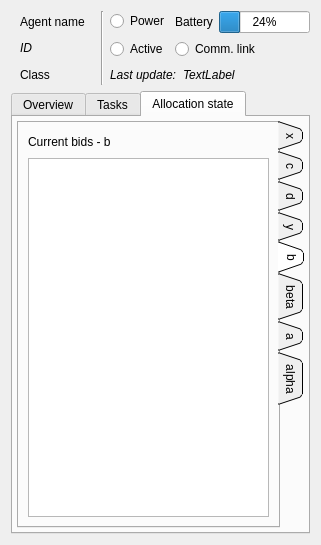
Qt form gcs_mission_interface/resources/uis/robot_overview.ui (vguillet/gcs_mission_interface) before a commit.
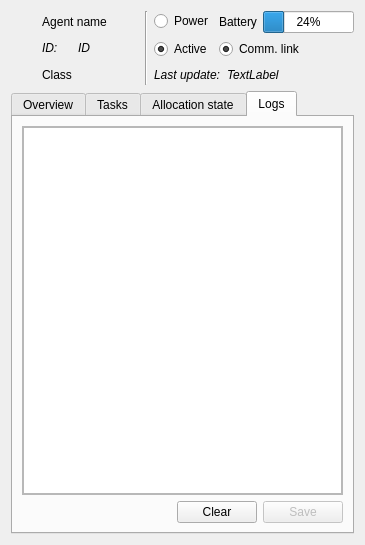
The same form after that commit. The open tabs and pages were chosen to show the change.

The edit to the form file:
```diff
--- a/gcs_mission_interface/resources/uis/robot_overview.ui
+++ b/gcs_mission_interface/resources/uis/robot_overview.ui
@@ -6,7 +6,7 @@
    <rect>
     <x>0</x>
     <y>0</y>
-    <width>321</width>
+    <width>365</width>
     <height>545</height>
    </rect>
   </property>
@@ -36,14 +36,28 @@
          <property name="text">
           <string>Agent name</string>
          </property>
+         <property name="alignment">
+          <set>Qt::AlignCenter</set>
+         </property>
         </widget>
        </item>
        <item>
-        <widget class="QLabel" name="label_agent_id">
-         <property name="text">
-          <string>&lt;html&gt;&lt;head/&gt;&lt;body&gt;&lt;p&gt;&lt;span style=&quot; font-style:italic;&quot;&gt;ID&lt;/span&gt;&lt;/p&gt;&lt;/body&gt;&lt;/html&gt;</string>
-         </property>
-        </widget>
+        <layout class="QHBoxLayout" name="horizontalLayout_12">
+         <item>
+          <widget class="QLabel" name="label_12">
+           <property name="text">
+            <string>&lt;html&gt;&lt;head/&gt;&lt;body&gt;&lt;p&gt;&lt;span style=&quot; font-style:italic;&quot;&gt;ID:&lt;/span&gt;&lt;/p&gt;&lt;/body&gt;&lt;/html&gt;</string>
+           </property>
+          </widget>
+         </item>
+         <item>
+          <widget class="QLabel" name="label_agent_id">
+           <property name="text">
+            <string>&lt;html&gt;&lt;head/&gt;&lt;body&gt;&lt;p&gt;&lt;span style=&quot; font-style:italic;&quot;&gt;ID&lt;/span&gt;&lt;/p&gt;&lt;/body&gt;&lt;/html&gt;</string>
+           </property>
+          </widget>
+         </item>
+        </layout>
        </item>
        <item>
         <layout class="QHBoxLayout" name="horizontalLayout_19">
@@ -98,6 +112,15 @@
          <property name="text">
           <string>Active</string>
          </property>
+         <property name="checkable">
+          <bool>true</bool>
+         </property>
+         <property name="checked">
+          <bool>true</bool>
+         </property>
+         <property name="autoExclusive">
+          <bool>false</bool>
+         </property>
         </widget>
        </item>
        <item row="1" column="1">
@@ -105,6 +128,12 @@
          <property name="text">
           <string>Comm. link</string>
          </property>
+         <property name="checkable">
+          <bool>true</bool>
+         </property>
+         <property name="checked">
+          <bool>true</bool>
+         </property>
          <property name="autoExclusive">
           <bool>false</bool>
          </property>
@@ -465,7 +494,7 @@
              <item>
               <widget class="QLabel" name="label_10">
                <property name="text">
-                <string>Current bids - b</string>
+                <string>Shared bids - b</string>
                </property>
               </widget>
              </item>
@@ -604,6 +633,81 @@
        </item>
       </layout>
      </widget>
+     <widget class="QWidget" name="tab_7">
+      <attribute name="title">
+       <string>Logs</string>
+      </attribute>
+      <layout class="QVBoxLayout" name="verticalLayout_16">
+       <item>
+        <widget class="QScrollArea" name="scrollArea">
+         <property name="widgetResizable">
+          <bool>true</bool>
+         </property>
+         <widget class="QWidget" name="scrollAreaWidgetContents">
+          <property name="geometry">
+           <rect>
+            <x>0</x>
+            <y>0</y>
+            <width>98</width>
+            <height>70</height>
+           </rect>
+          </property>
+          <layout class="QVBoxLayout" name="verticalLayout_17">
+           <property name="leftMargin">
+            <number>0</number>
+           </property>
+           <property name="topMargin">
+            <number>0</number>
+           </property>
+           <property name="rightMargin">
+            <number>0</number>
+           </property>
+           <property name="bottomMargin">
+            <number>0</number>
+           </property>
+           <item>
+            <widget class="QPlainTextEdit" name="plainTextEdit_logs"/>
+           </item>
+          </layout>
+         </widget>
+        </widget>
+       </item>
+       <item>
+        <layout class="QHBoxLayout" name="horizontalLayout_13">
+         <item>
+          <spacer name="horizontalSpacer_3">
+           <property name="orientation">
+            <enum>Qt::Horizontal</enum>
+           </property>
+           <property name="sizeHint" stdset="0">
+            <size>
+             <width>40</width>
+             <height>20</height>
+            </size>
+           </property>
+          </spacer>
+         </item>
+         <item>
+          <widget class="QPushButton" name="pushButton_clear_logs">
+           <property name="text">
+            <string>Clear</string>
+           </property>
+          </widget>
+         </item>
+         <item>
+          <widget class="QPushButton" name="pushButton_save_logs">
+           <property name="enabled">
+            <bool>false</bool>
+           </property>
+           <property name="text">
+            <string>Save</string>
+           </property>
+          </widget>
+         </item>
+        </layout>
+       </item>
+      </layout>
+     </widget>
     </widget>
    </item>
   </layout>
```
Left out of the diff: 73 changed lines with no effect on the pictures.
